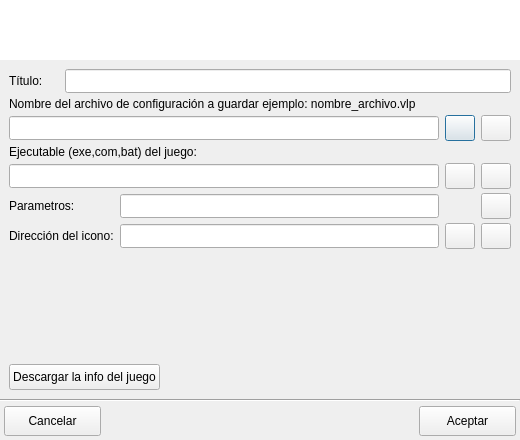
The window that ui/wizard_vdmsound.ui (Monthy/gr-lida) describes before a commit, drawn with Qt 5.
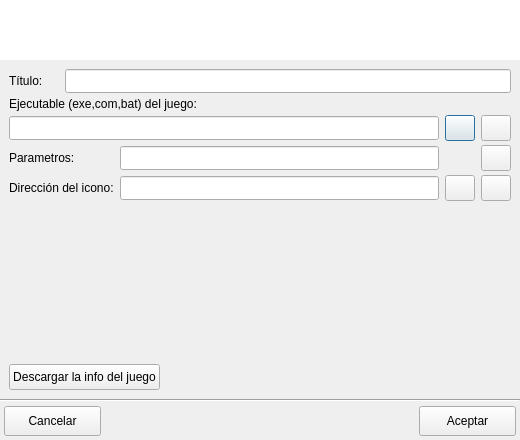
The same window after the commit. Icons and pictures are not drawn.

Diff of the .ui file:
```diff
--- a/ui/wizard_vdmsound.ui
+++ b/ui/wizard_vdmsound.ui
@@ -135,70 +135,14 @@
         </property>
        </widget>
       </item>
-      <item row="2" column="0" colspan="3">
-       <widget class="QLineEdit" name="txtVdms_path_conf">
-        <property name="minimumSize">
-         <size>
-          <width>0</width>
-          <height>24</height>
-         </size>
+      <item row="3" column="0" colspan="2">
+       <widget class="QLabel" name="lb_Vdms_3">
+        <property name="text">
+         <string>Parametros:</string>
         </property>
        </widget>
       </item>
       <item row="2" column="3">
-       <widget class="QPushButton" name="btnVdms_FileConfg">
-        <property name="minimumSize">
-         <size>
-          <width>30</width>
-          <height>26</height>
-         </size>
-        </property>
-        <property name="maximumSize">
-         <size>
-          <width>30</width>
-          <height>26</height>
-         </size>
-        </property>
-        <property name="text">
-         <string/>
-        </property>
-        <property name="icon">
-         <iconset resource="../res/gr-lida.qrc">
-          <normaloff>:/img16/carpeta_1.png</normaloff>:/img16/carpeta_1.png</iconset>
-        </property>
-       </widget>
-      </item>
-      <item row="2" column="4">
-       <widget class="QPushButton" name="btnVdms_FileConfg_clear">
-        <property name="minimumSize">
-         <size>
-          <width>30</width>
-          <height>26</height>
-         </size>
-        </property>
-        <property name="maximumSize">
-         <size>
-          <width>30</width>
-          <height>26</height>
-         </size>
-        </property>
-        <property name="icon">
-         <iconset resource="../res/gr-lida.qrc">
-          <normaloff>:/img16/limpiar.png</normaloff>:/img16/limpiar.png</iconset>
-        </property>
-       </widget>
-      </item>
-      <item row="4" column="0" colspan="3">
-       <widget class="QLineEdit" name="txtVdms_path_exe">
-        <property name="minimumSize">
-         <size>
-          <width>0</width>
-          <height>24</height>
-         </size>
-        </property>
-       </widget>
-      </item>
-      <item row="4" column="3">
        <widget class="QPushButton" name="btnVdms_ExeJuego">
         <property name="minimumSize">
          <size>
@@ -221,7 +165,17 @@
         </property>
        </widget>
       </item>
-      <item row="4" column="4">
+      <item row="2" column="0" colspan="3">
+       <widget class="QLineEdit" name="txtVdms_path_exe">
+        <property name="minimumSize">
+         <size>
+          <width>0</width>
+          <height>24</height>
+         </size>
+        </property>
+       </widget>
+      </item>
+      <item row="2" column="4">
        <widget class="QPushButton" name="btnVdms_ExeJuego_clear">
         <property name="minimumSize">
          <size>
@@ -241,31 +195,14 @@
         </property>
        </widget>
       </item>
-      <item row="5" column="0" colspan="2">
-       <widget class="QLabel" name="lb_Vdms_3">
-        <property name="text">
-         <string>Parametros:</string>
-        </property>
-       </widget>
-      </item>
-      <item row="5" column="2">
-       <widget class="QLineEdit" name="txtVdms_params">
-        <property name="minimumSize">
-         <size>
-          <width>0</width>
-          <height>24</height>
-         </size>
-        </property>
-       </widget>
-      </item>
-      <item row="6" column="0" colspan="2">
+      <item row="4" column="0" colspan="2">
        <widget class="QLabel" name="lb_Vdms_4">
         <property name="text">
          <string>Dirección del icono:</string>
         </property>
        </widget>
       </item>
-      <item row="6" column="2">
+      <item row="4" column="2">
        <widget class="QLineEdit" name="txtVdms_icon">
         <property name="minimumSize">
          <size>
@@ -275,7 +212,7 @@
         </property>
        </widget>
       </item>
-      <item row="6" column="3">
+      <item row="4" column="3">
        <widget class="QPushButton" name="btnVdms_Icono">
         <property name="minimumSize">
          <size>
@@ -298,27 +235,17 @@
         </property>
        </widget>
       </item>
-      <item row="6" column="4">
-       <widget class="QPushButton" name="btnVdms_Icono_clear">
+      <item row="3" column="2">
+       <widget class="QLineEdit" name="txtVdms_params">
         <property name="minimumSize">
          <size>
-          <width>30</width>
-          <height>26</height>
+          <width>0</width>
+          <height>24</height>
          </size>
         </property>
-        <property name="maximumSize">
-         <size>
-          <width>30</width>
-          <height>26</height>
-         </size>
-        </property>
-        <property name="icon">
-         <iconset resource="../res/gr-lida.qrc">
-          <normaloff>:/img16/limpiar.png</normaloff>:/img16/limpiar.png</iconset>
-        </property>
        </widget>
       </item>
-      <item row="7" column="0">
+      <item row="5" column="0">
        <spacer name="vSpacer_0">
         <property name="orientation">
          <enum>Qt::Vertical</enum>
@@ -331,21 +258,64 @@
         </property>
        </spacer>
       </item>
+      <item row="4" column="4">
+       <widget class="QPushButton" name="btnVdms_Icono_clear">
+        <property name="minimumSize">
+         <size>
+          <width>30</width>
+          <height>26</height>
+         </size>
+        </property>
+        <property name="maximumSize">
+         <size>
+          <width>30</width>
+          <height>26</height>
+         </size>
+        </property>
+        <property name="icon">
+         <iconset>
+          <normaloff>:/img16/limpiar.png</normaloff>:/img16/limpiar.png</iconset>
+        </property>
+       </widget>
+      </item>
       <item row="1" column="0" colspan="5">
-       <widget class="QLabel" name="lb_Vdms_1">
-        <property name="text">
-         <string>Nombre del archivo de configuración a guardar ejemplo: nombre_archivo.vlp</string>
-        </property>
-       </widget>
-      </item>
-      <item row="3" column="0" colspan="5">
        <widget class="QLabel" name="lb_Vdms_2">
         <property name="text">
          <string>Ejecutable (exe,com,bat) del juego:</string>
         </property>
        </widget>
       </item>
-      <item row="8" column="0" colspan="5">
+      <item row="3" column="4">
+       <widget class="QPushButton" name="btnVdms_params_clear">
+        <property name="minimumSize">
+         <size>
+          <width>30</width>
+          <height>26</height>
+         </size>
+        </property>
+        <property name="maximumSize">
+         <size>
+          <width>30</width>
+          <height>26</height>
+         </size>
+        </property>
+        <property name="icon">
+         <iconset>
+          <normaloff>:/img16/limpiar.png</normaloff>:/img16/limpiar.png</iconset>
+        </property>
+       </widget>
+      </item>
+      <item row="0" column="1" colspan="4">
+       <widget class="QLineEdit" name="txtDat_titulo">
+        <property name="minimumSize">
+         <size>
+          <width>0</width>
+          <height>24</height>
+         </size>
+        </property>
+       </widget>
+      </item>
+      <item row="6" column="0" colspan="5">
        <layout class="QHBoxLayout" name="horizontalLayout_2">
         <item>
          <widget class="QPushButton" name="btnDescargarInfo">
@@ -385,36 +355,6 @@
         </item>
        </layout>
       </item>
-      <item row="0" column="1" colspan="4">
-       <widget class="QLineEdit" name="txtDatos_Titulo">
-        <property name="minimumSize">
-         <size>
-          <width>0</width>
-          <height>24</height>
-         </size>
-        </property>
-       </widget>
-      </item>
-      <item row="5" column="4">
-       <widget class="QPushButton" name="btnVdms_params_clear">
-        <property name="minimumSize">
-         <size>
-          <width>30</width>
-          <height>26</height>
-         </size>
-        </property>
-        <property name="maximumSize">
-         <size>
-          <width>30</width>
-          <height>26</height>
-         </size>
-        </property>
-        <property name="icon">
-         <iconset resource="../res/gr-lida.qrc">
-          <normaloff>:/img16/limpiar.png</normaloff>:/img16/limpiar.png</iconset>
-        </property>
-       </widget>
-      </item>
      </layout>
     </widget>
    </item>
```
Left out of the diff: 44 changed lines with no effect on the pictures.
